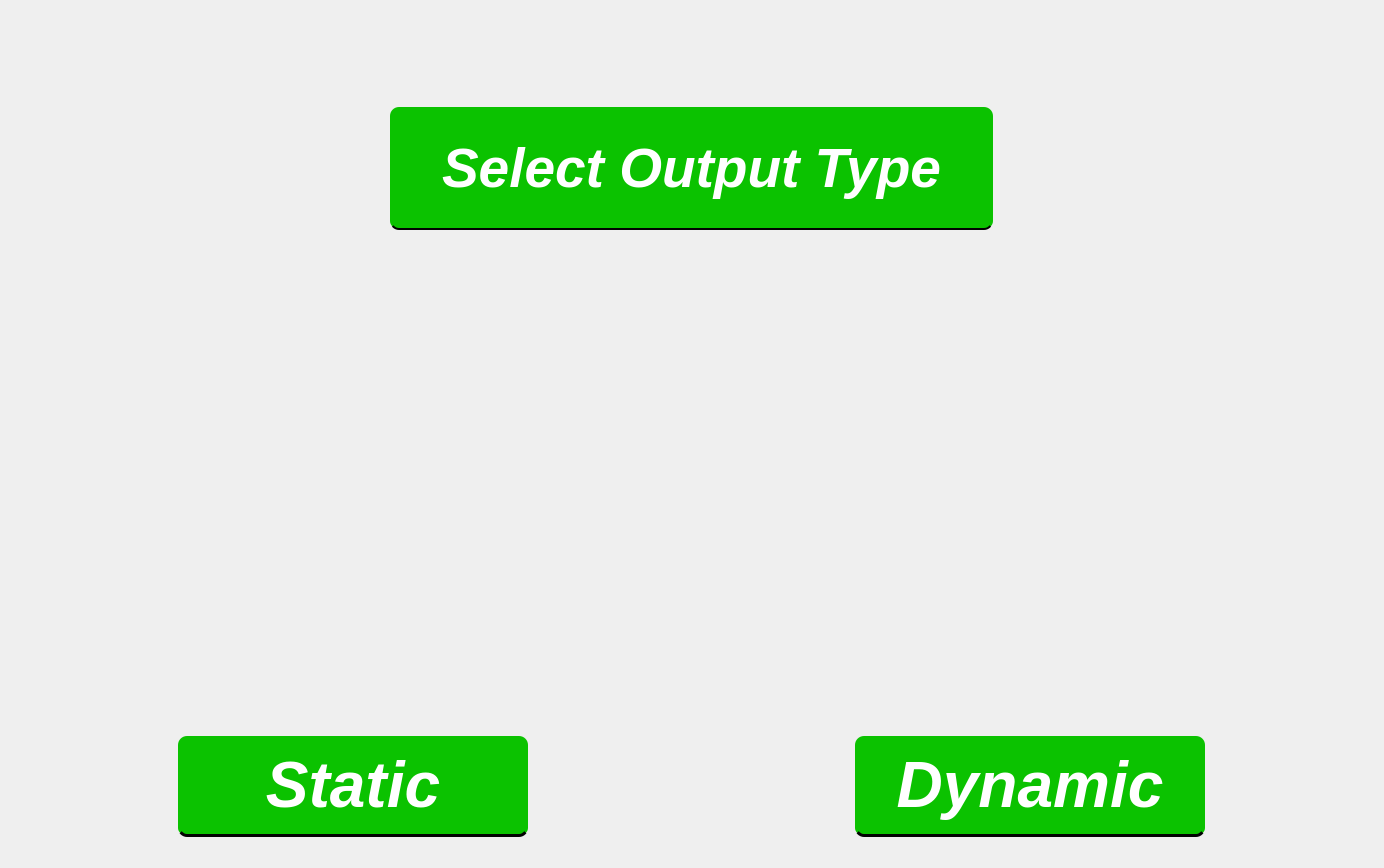
First picture: the form in brbooth.ui, repository Hitagi7/qt-brbooth, before the edit.
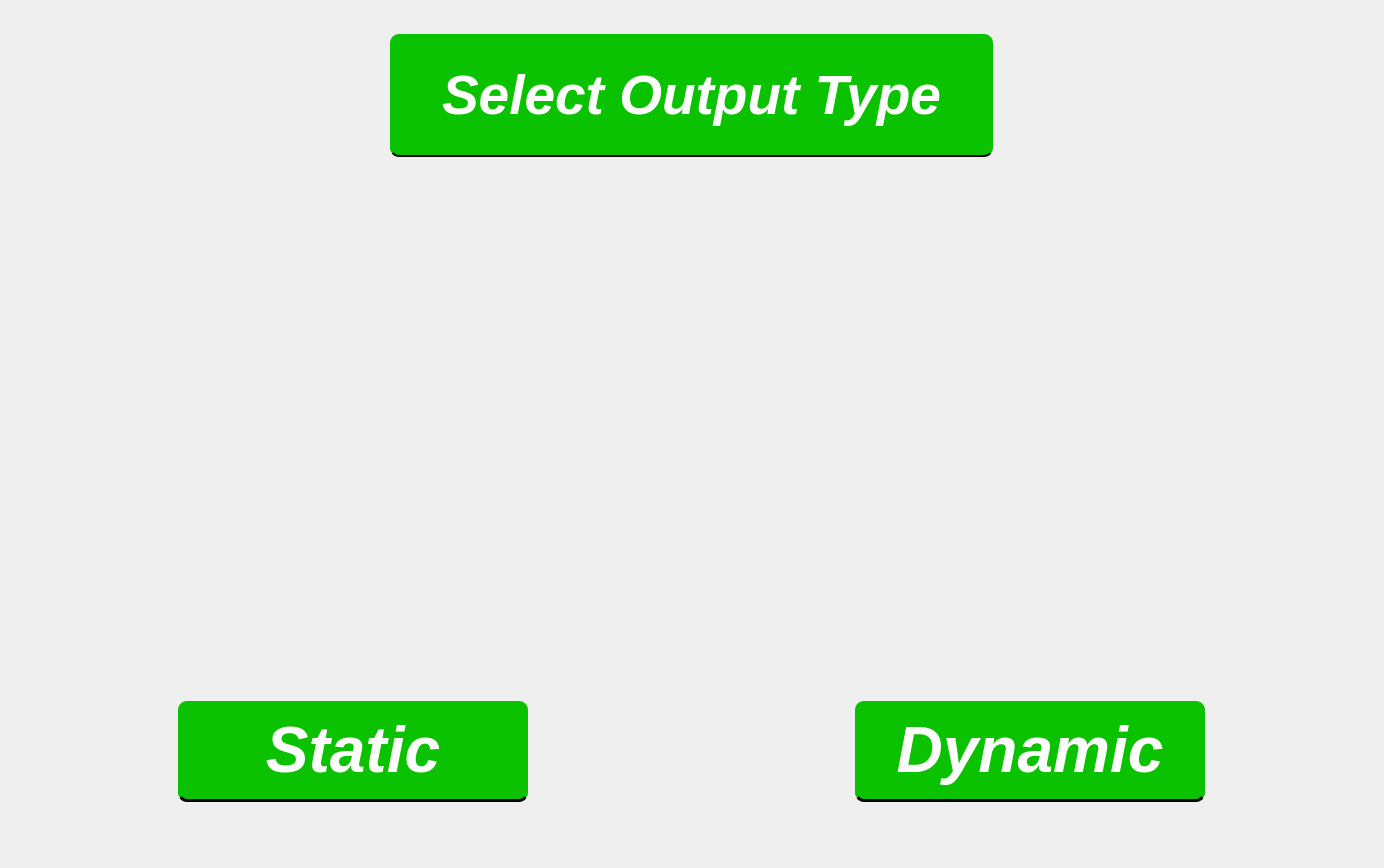
Second picture: the form after the edit. Icons and pictures are not drawn. Custom widgets are drawn as their Qt base class.

Patch:
```diff
--- a/brbooth.ui
+++ b/brbooth.ui
@@ -26,26 +26,17 @@
        </property>
        <layout class="QVBoxLayout" name="verticalLayout_3">
         <item>
-         <widget class="QLabel" name="usc_logo">
-          <property name="minimumSize">
-           <size>
-            <width>0</width>
-            <height>83</height>
-           </size>
+         <spacer name="verticalSpacer_8">
+          <property name="orientation">
+           <enum>Qt::Orientation::Vertical</enum>
           </property>
-          <property name="maximumSize">
+          <property name="sizeHint" stdset="0">
            <size>
-            <width>16777215</width>
-            <height>83</height>
+            <width>20</width>
+            <height>40</height>
            </size>
           </property>
-          <property name="text">
-           <string/>
-          </property>
-          <property name="pixmap">
-           <pixmap resource="resources.qrc">:/images/pics/usc_logo.png</pixmap>
-          </property>
-         </widget>
+         </spacer>
         </item>
         <item alignment="Qt::AlignmentFlag::AlignHCenter|Qt::AlignmentFlag::AlignVCenter">
          <widget class="QLabel" name="title">
@@ -85,19 +76,6 @@
           </property>
          </widget>
         </item>
-        <item>
-         <spacer name="verticalSpacer_4">
-          <property name="orientation">
-           <enum>Qt::Orientation::Vertical</enum>
-          </property>
-          <property name="sizeHint" stdset="0">
-           <size>
-            <width>20</width>
-            <height>40</height>
-           </size>
-          </property>
-         </spacer>
-        </item>
         <item>
          <layout class="QHBoxLayout" name="horizontalLayout_6">
           <item>
```
Left out of the diff: 4 changed lines with no effect on the pictures.
